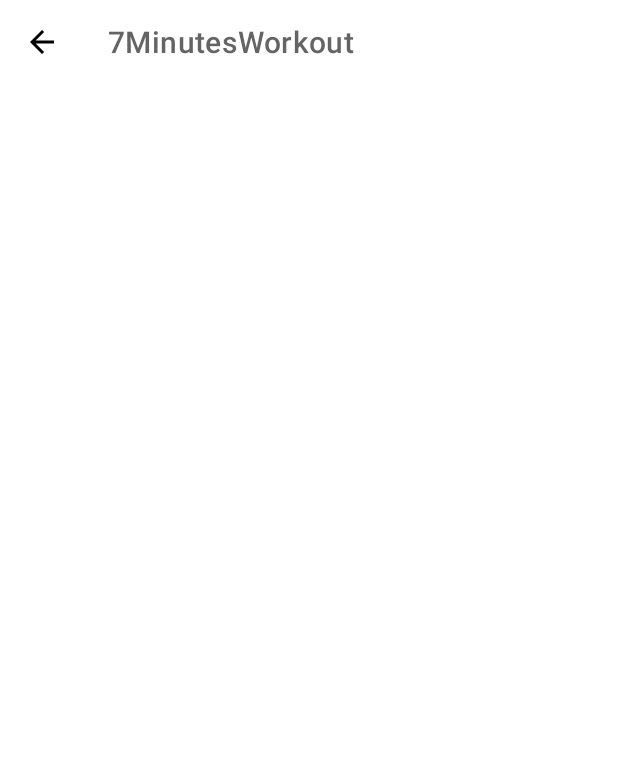
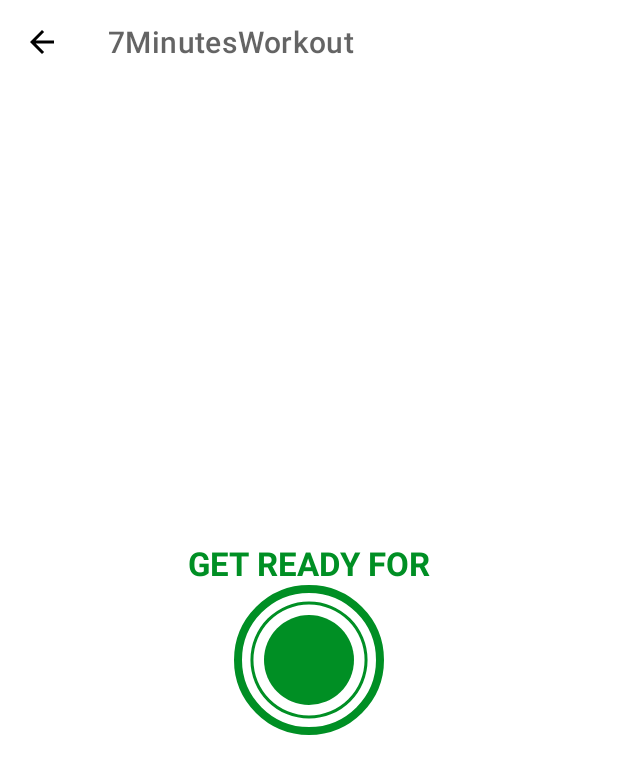
Before and after one commit to ArslanAshraf462/7MinutesWorkout, an Android app: the ExerciseActivity screen opened directly, with no data from a screen before it, on a phone screen of 412 x 824 dp. Shown: the top 774 px of the screen. Run offline under Robolectric (Android 15) with nearby library versions, the phone set to English and light mode, and no system bars.

Commit message:
Added -> implementing custom ui elements for A progressbar to tick counterclock wise

```diff
--- /dev/null
+++ b/app/src/main/res/drawable/circular_progress_bar.xml
@@ -0,0 +1,13 @@
+<?xml version="1.0" encoding="utf-8"?>
+<layer-list xmlns:android="http://schemas.android.com/apk/res/android">
+    <item>
+        <shape
+            android:innerRadiusRatio="2.7"
+            android:shape="ring"
+            android:thicknessRatio="50.0"
+            android:useLevel="true"
+            >
+            <solid android:color="@color/colorAccent"/>
+        </shape>
+    </item>
+</layer-list>
--- /dev/null
+++ b/app/src/main/res/drawable/circular_progress_grey.xml
@@ -0,0 +1,13 @@
+<?xml version="1.0" encoding="utf-8"?>
+<layer-list xmlns:android="http://schemas.android.com/apk/res/android">
+    <item>
+        <shape
+            android:innerRadiusRatio="2.7"
+            android:shape="ring"
+            android:thicknessRatio="50.0"
+            android:useLevel="true"
+            >
+            <solid android:color="#D4DEE7"/>
+        </shape>
+    </item>
+</layer-list>
--- /dev/null
+++ b/app/src/main/res/drawable/item_circular_color_accent_background.xml
@@ -0,0 +1,7 @@
+<?xml version="1.0" encoding="utf-8"?>
+<shape xmlns:android="http://schemas.android.com/apk/res/android"
+    android:shape="oval"
+    >
+    <solid android:color="@color/colorAccent"/>
+
+</shape>
--- a/app/src/main/res/layout/activity_exercise.xml
+++ b/app/src/main/res/layout/activity_exercise.xml
@@ -1,5 +1,5 @@
 <?xml version="1.0" encoding="utf-8"?>
-<RelativeLayout xmlns:android="http://schemas.android.com/apk/res/android"
+<androidx.constraintlayout.widget.ConstraintLayout xmlns:android="http://schemas.android.com/apk/res/android"
     xmlns:app="http://schemas.android.com/apk/res-auto"
     xmlns:tools="http://schemas.android.com/tools"
     android:layout_width="match_parent"
@@ -7,11 +7,66 @@
     tools:context=".ExerciseActivity">
     <androidx.appcompat.widget.Toolbar
         android:id="@+id/toolbarExercise"
+        app:layout_constraintTop_toTopOf="parent"
         android:layout_width="match_parent"
         android:theme="@style/ToolbarTheme"
         android:layout_height="?android:attr/actionBarSize"
         android:background="@color/white"
         app:titleTextColor="@color/colorPrimary"
         />
+    <TextView
+        android:id="@+id/tvTitle"
+        android:layout_width="wrap_content"
+        android:layout_height="wrap_content"
+        android:text="GET READY FOR"
+        android:textSize="@dimen/default_button_text_size"
+        android:textColor="@color/colorAccent"
+        android:textStyle="bold"
+        app:layout_constraintEnd_toEndOf="parent"
+        app:layout_constraintStart_toStartOf="parent"
+        app:layout_constraintBottom_toTopOf="@+id/flProgressBar"
+        tools:ignore="MissingConstraints" />
+    <FrameLayout
+        android:id="@+id/flProgressBar"
+        android:layout_width="100dp"
+        android:layout_height="100dp"
+        android:layout_margin="10dp"
+        android:background="@drawable/item_circular_color_accent_border"
+        app:layout_constraintBottom_toBottomOf="parent"
+        app:layout_constraintEnd_toEndOf="parent"
+        app:layout_constraintStart_toStartOf="parent"
+        app:layout_constraintTop_toBottomOf="@+id/toolbarExercise">
+        <ProgressBar
+            android:id="@+id/progressBar"
+            style="?android:attr/progressBarStyleHorizontal"
+            android:layout_width="100dp"
+            android:layout_height="100dp"
+            android:layout_gravity="center"
+            android:background="@drawable/circular_progress_grey"
+            android:progressDrawable="@drawable/circular_progress_bar"
+            android:indeterminate="false"
+            android:max="10"
+            android:progress="100"
+            android:rotation="-90"
+            />
+        <LinearLayout
+            android:layout_width="60dp"
+            android:layout_height="60dp"
+            android:layout_gravity="center"
+            android:gravity="center"
+            android:background="@drawable/item_circular_color_accent_background">
+            <TextView
+                android:id="@+id/tvTimer"
+                android:layout_width="wrap_content"
+                android:layout_height="wrap_content"
+                android:textColor="@color/white"
+                android:textSize="25sp"
+                android:textStyle=""
+                tools:text="10"/>
+        </LinearLayout>
+    </FrameLayout>
 
-</RelativeLayout>
+
+
+
+</androidx.constraintlayout.widget.ConstraintLayout>
```
